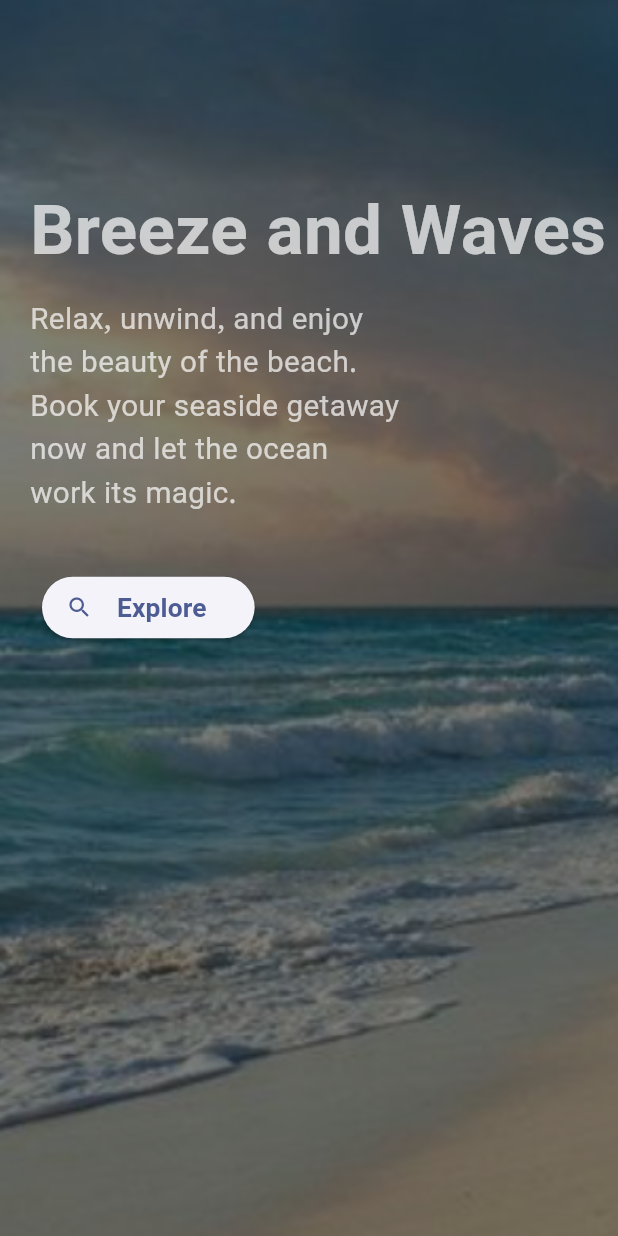
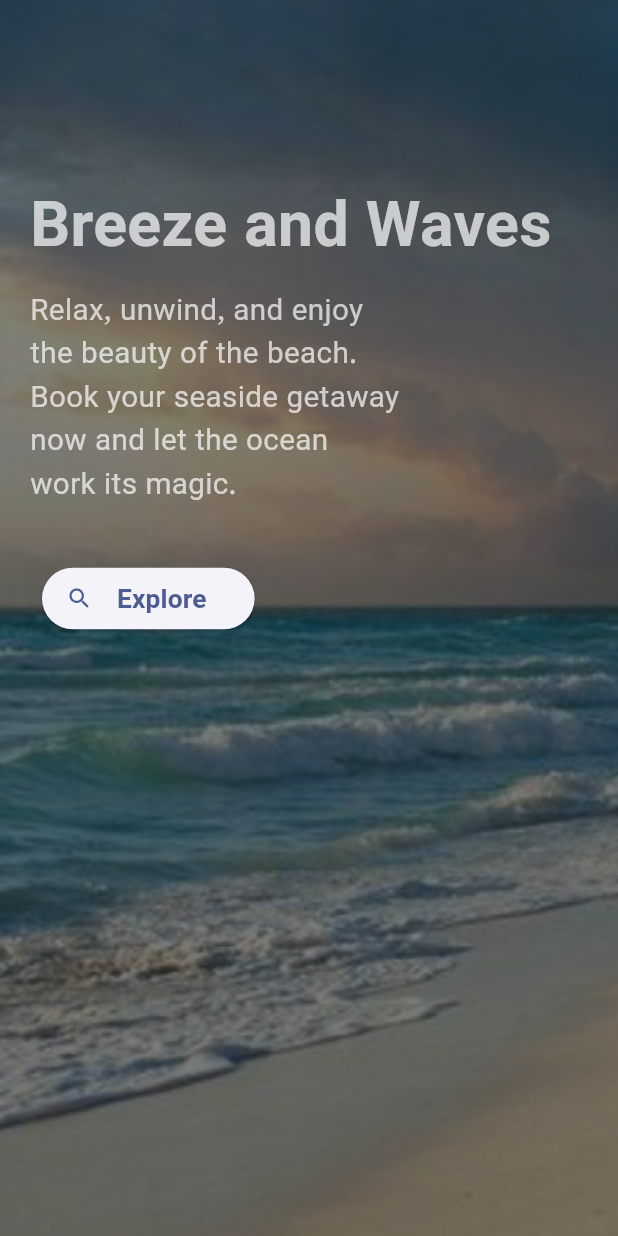
Before and after one commit to sofiting/roamio, a Flutter app: the Introduction screen opened by its route, scrolled down 3296 dp, on a phone screen of 412 x 824 dp. Run offline on Flutter 3.47's test engine with Material 3 defaults, Android fonts, the phone set to English and light mode, and no system bars; our stand-ins replace dio, flutter_riverpod, go_router, google_fonts, lottie.

Commit message:
refactor introduction

```diff
--- a/lib/presentation/introduction/introduction.dart
+++ b/lib/presentation/introduction/introduction.dart
@@ -1,11 +1,10 @@
 import 'package:flutter/material.dart';
-import 'package:roamio/config/const/app_const.dart';
 import 'package:roamio/config/const/introduction_const.dart';
-import 'package:roamio/responsive/font_size_scaler.dart';
-import 'package:roamio/responsive/hight_width_scaler.dart';
+import 'package:roamio/presentation/introduction/widget/intro_item.dart';
 
 class Introduction extends StatefulWidget {
   const Introduction({super.key});
+
   static String name = "introduction";
 
   @override
@@ -26,109 +25,20 @@ class _IntroductionState extends State<Introduction> {
 
   @override
   void dispose() {
+    scrollController.dispose();
     super.dispose();
-    scrollController.dispose();
   }
 
   @override
   Widget build(BuildContext context) {
-    HightWidthScaler scaler = HightWidthScaler();
-    scaler.init(context);
-    double scaledFontSize(double baseFontSize) =>
-        FontSizeScaler.calculateFontSize(context, baseFontSize);
-    Size size = MediaQuery.of(context).size;
-
     return Scaffold(
       body: ListView.builder(
         controller: scrollController,
-        itemCount: 5,
+        itemCount: introTitle.length,
         itemBuilder: (context, index) {
-          double parallaxOffset =
-              (scrollController.position.pixels - index * size.height) * 0.5;
-          bool isLeftAligned = index % 2 == 0;
-          bool isLastIndex = index == 4;
-
-          return Container(
-            height: size.height,
-            clipBehavior: Clip.hardEdge,
-            decoration: const BoxDecoration(),
-            child: Stack(
-              children: [
-                Positioned.fill(
-                  child: Transform.translate(
-                    offset: Offset(0, parallaxOffset),
-                    child: ColorFiltered(
-                      colorFilter: ColorFilter.mode(
-                        Colors.black.withOpacity(0.5),
-                        BlendMode.darken,
-                      ),
-                      child: Image.asset(
-                        'assets/image/intro${index + 1}.png',
-                        fit: BoxFit.cover,
-                      ),
-                    ),
-                  ),
-                ),
-                Positioned(
-                  top: 120,
-                  left: isLeftAligned ? 20 : null,
-                  right: !isLeftAligned ? 20 : null,
-                  child: Transform.translate(
-                    offset: Offset(0, parallaxOffset * 0.8),
-                    child: Column(
-                      crossAxisAlignment: isLeftAligned
-                          ? CrossAxisAlignment.start
-                          : CrossAxisAlignment.end,
-                      children: [
-                        Text(
-                          introTitle[index],
-                          style: TextStyle(
-                            color: introTextColor,
-                            fontSize: scaledFontSize(42),
-                            fontWeight: FontWeight.bold,
-                          ),
-                        ),
-                        const SizedBox(height: 10),
-                        SizedBox(
-                          width: size.width * 0.6,
-                          child: Text(
-                            introContent[index],
-                            textAlign: isLeftAligned
-                                ? TextAlign.left
-                                : TextAlign.right,
-                            style: TextStyle(
-                              color: introTextColor,
-                              fontSize: scaledFontSize(18),
-                            ),
-                          ),
-                        ),
-                        const SizedBox(
-                          height: 30,
-                        ),
-                        if (isLastIndex)
-                          Padding(
-                            padding: const EdgeInsets.all(8.0),
-                            child: ElevatedButton.icon(
-                              onPressed: () {},
-                              label: Padding(
-                                padding: const EdgeInsets.all(8.0),
-                                child: Text(
-                                  'Explore',
-                                  style: TextStyle(
-                                    fontSize: scaledFontSize(16),
-                                    fontWeight: FontWeight.w600,
-                                  ),
-                                ),
-                              ),
-                              icon: const Icon(Icons.search_rounded),
-                            ),
-                          ),
-                      ],
-                    ),
-                  ),
-                ),
-              ],
-            ),
+          return IntroItem(
+            index: index,
+            scrollController: scrollController,
           );
         },
       ),
--- /dev/null
+++ b/lib/presentation/introduction/widget/explore_button.dart
@@ -0,0 +1,27 @@
+import 'package:flutter/material.dart';
+import 'package:roamio/responsive/font_size_scaler.dart';
+
+class ExploreButton extends StatelessWidget {
+  const ExploreButton({super.key});
+
+  @override
+  Widget build(BuildContext context) {
+    return Padding(
+      padding: const EdgeInsets.all(8.0),
+      child: ElevatedButton.icon(
+        onPressed: () {},
+        label: Padding(
+          padding: const EdgeInsets.all(8.0),
+          child: Text(
+            'Explore',
+            style: TextStyle(
+              fontSize: FontSizeScaler.calculateFontSize(context, 16),
+              fontWeight: FontWeight.w600,
+            ),
+          ),
+        ),
+        icon: const Icon(Icons.search_rounded),
+      ),
+    );
+  }
+}
--- /dev/null
+++ b/lib/presentation/introduction/widget/intro_background.dart
@@ -0,0 +1,36 @@
+import 'package:flutter/material.dart';
+
+class IntroBackground extends StatelessWidget {
+  final int index;
+  final ScrollController scrollController;
+
+  const IntroBackground({
+    super.key,
+    required this.index,
+    required this.scrollController,
+  });
+
+  @override
+  Widget build(BuildContext context) {
+    return Positioned.fill(
+      child: Transform.translate(
+        offset: Offset(
+          0,
+          (scrollController.position.pixels -
+                  index * MediaQuery.of(context).size.height) *
+              0.5,
+        ),
+        child: ColorFiltered(
+          colorFilter: ColorFilter.mode(
+            Colors.black.withOpacity(0.5),
+            BlendMode.darken,
+          ),
+          child: Image.asset(
+            'assets/image/intro${index + 1}.png',
+            fit: BoxFit.cover,
+          ),
+        ),
+      ),
+    );
+  }
+}
--- /dev/null
+++ b/lib/presentation/introduction/widget/intro_content.dart
@@ -0,0 +1,28 @@
+import 'package:flutter/material.dart';
+import 'package:roamio/presentation/introduction/widget/explore_button.dart';
+import 'package:roamio/presentation/introduction/widget/intro_text.dart';
+import 'package:roamio/presentation/introduction/widget/intro_title.dart';
+
+class IntroContent extends StatelessWidget {
+  final int index;
+
+  const IntroContent({
+    super.key,
+    required this.index,
+  });
+
+  @override
+  Widget build(BuildContext context) {
+    return Column(
+      crossAxisAlignment:
+          index % 2 == 0 ? CrossAxisAlignment.start : CrossAxisAlignment.end,
+      children: [
+        IntroTitle(index: index),
+        const SizedBox(height: 10),
+        IntroText(index: index),
+        const SizedBox(height: 30),
+        if (index == 4) const ExploreButton(),
+      ],
+    );
+  }
+}
--- /dev/null
+++ b/lib/presentation/introduction/widget/intro_item.dart
@@ -0,0 +1,39 @@
+import 'package:flutter/material.dart';
+import 'package:roamio/presentation/introduction/widget/intro_background.dart';
+import 'package:roamio/presentation/introduction/widget/intro_content.dart';
+
+class IntroItem extends StatelessWidget {
+  final int index;
+  final ScrollController scrollController;
+
+  const IntroItem({
+    super.key,
+    required this.index,
+    required this.scrollController,
+  });
+
+  @override
+  Widget build(BuildContext context) {
+    return Container(
+      height: MediaQuery.of(context).size.height,
+      clipBehavior: Clip.hardEdge,
+      decoration: const BoxDecoration(),
+      child: Stack(
+        children: [
+          IntroBackground(
+            index: index,
+            scrollController: scrollController,
+          ),
+          Positioned(
+            top: 120,
+            left: index % 2 == 0 ? 20 : null,
+            right: index % 2 != 0 ? 20 : null,
+            child: IntroContent(
+              index: index,
+            ),
+          ),
+        ],
+      ),
+    );
+  }
+}
--- /dev/null
+++ b/lib/presentation/introduction/widget/intro_text.dart
@@ -0,0 +1,28 @@
+import 'package:flutter/material.dart';
+import 'package:roamio/config/const/app_const.dart';
+import 'package:roamio/config/const/introduction_const.dart';
+import 'package:roamio/responsive/font_size_scaler.dart';
+
+class IntroText extends StatelessWidget {
+  final int index;
+
+  const IntroText({
+    super.key,
+    required this.index,
+  });
+
+  @override
+  Widget build(BuildContext context) {
+    return SizedBox(
+      width: MediaQuery.of(context).size.width * 0.6,
+      child: Text(
+        introContent[index],
+        textAlign: index % 2 == 0 ? TextAlign.left : TextAlign.right,
+        style: TextStyle(
+          color: introTextColor,
+          fontSize: FontSizeScaler.calculateFontSize(context, 18),
+        ),
+      ),
+    );
+  }
+}
--- /dev/null
+++ b/lib/presentation/introduction/widget/intro_title.dart
@@ -0,0 +1,25 @@
+import 'package:flutter/material.dart';
+import 'package:roamio/config/const/app_const.dart';
+import 'package:roamio/config/const/introduction_const.dart';
+import 'package:roamio/responsive/font_size_scaler.dart';
+
+class IntroTitle extends StatelessWidget {
+  final int index;
+
+  const IntroTitle({
+    super.key,
+    required this.index,
+  });
+
+  @override
+  Widget build(BuildContext context) {
+    return Text(
+      introTitle[index],
+      style: TextStyle(
+        color: introTextColor,
+        fontSize: FontSizeScaler.calculateFontSize(context, 38),
+        fontWeight: FontWeight.bold,
+      ),
+    );
+  }
+}
```
